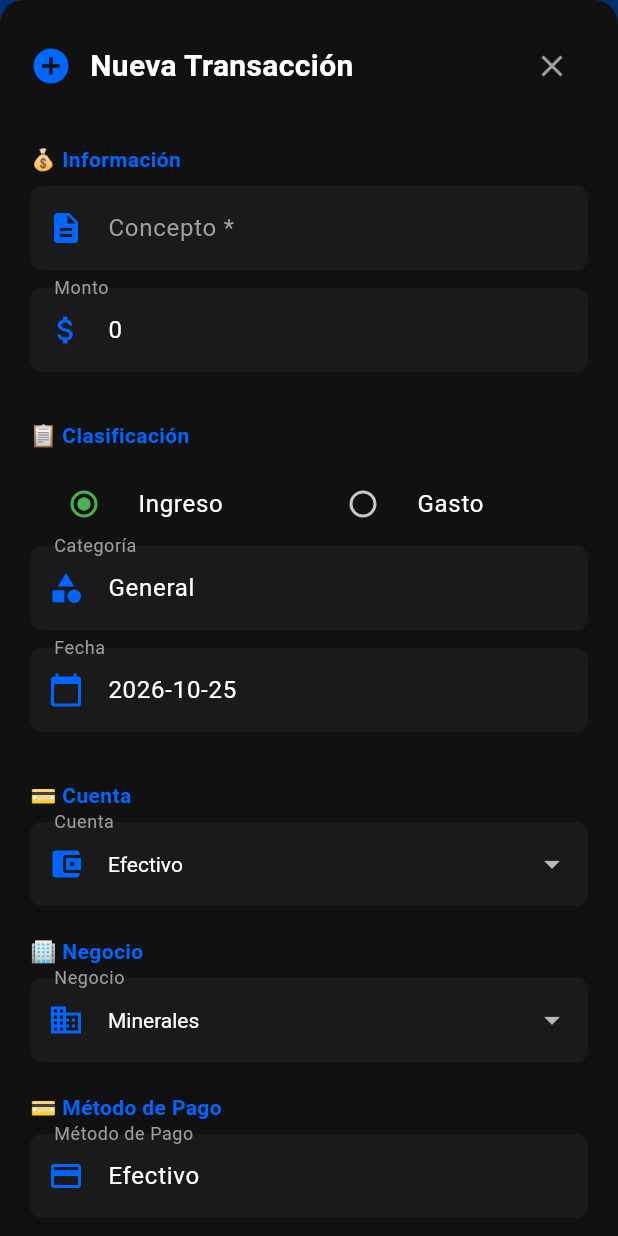
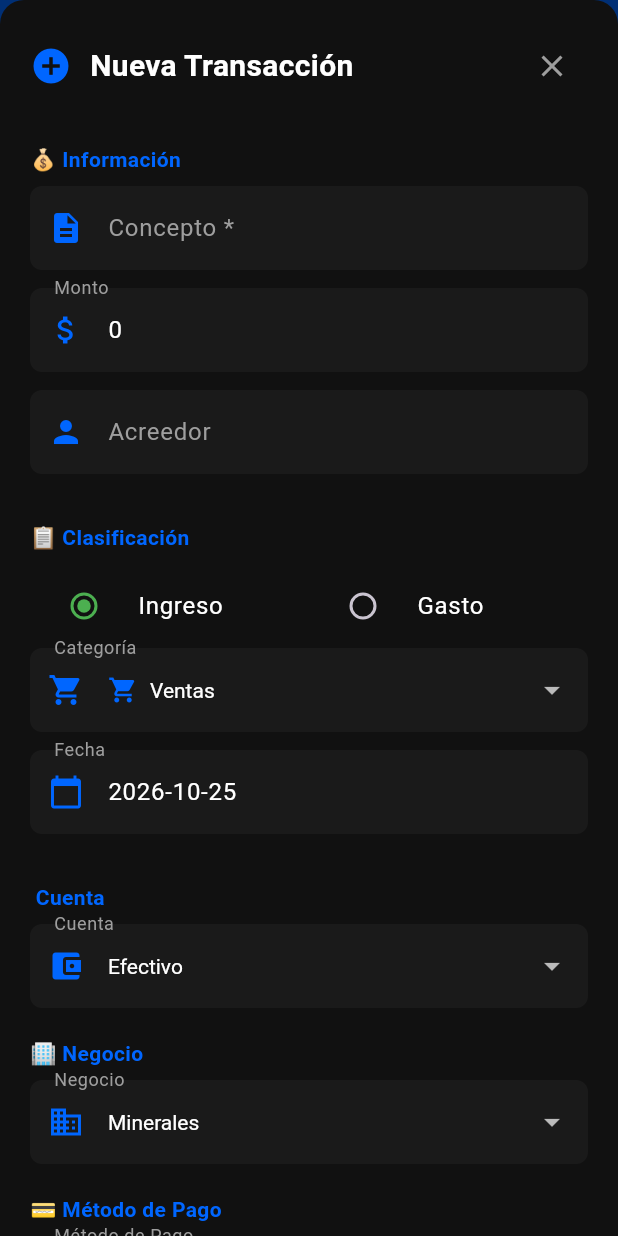
Before and after one commit to williansrealestate-ops/crm-inmobiliario, a Flutter app: the FinanzasScreen screen opened directly, after a tap on the "add" icon, on a phone screen of 412 x 824 dp. Run offline on Flutter 3.47's test engine with Material 3 defaults, Android fonts, the phone set to English and light mode, and no system bars; our stand-ins replace cloud_firestore, file_picker, firebase_core, fl_chart, flutter_map, google_maps_flutter and 7 more; missing offline and left inert: dart:html, dart:indexed_db; accounts and stored records are empty; statements that could not run were skipped.

Commit message:
feat: agregar categorías desglosadas, acreedor y duplicar transacciones

```diff
--- a/lib/screens/extras/finanzas_screen.dart
+++ b/lib/screens/extras/finanzas_screen.dart
@@ -33,6 +33,15 @@ class _FinanzasScreenState extends State<FinanzasScreen> with SingleTickerProvid
     {'nombre': 'Comisiones', 'icon': Icons.handshake, 'presupuesto': 100000.0},
     {'nombre': 'Servicios', 'icon': Icons.bolt, 'presupuesto': 15000.0},
     {'nombre': 'Otros', 'icon': Icons.more_horiz, 'presupuesto': 10000.0},
+  ];
+
+  final List<Map<String, dynamic>> _categoriasIngreso = [
+    {'nombre': 'Ventas', 'icon': Icons.shopping_cart},
+    {'nombre': 'Comisiones', 'icon': Icons.handshake},
+    {'nombre': 'Renta', 'icon': Icons.home},
+    {'nombre': 'Servicios', 'icon': Icons.build},
+    {'nombre': 'Consultoría', 'icon': Icons.lightbulb},
+    {'nombre': 'Otros', 'icon': Icons.more_horiz},
   ];
 
   final List<String> _negocios = ['Minerales', 'Combustible', 'Agropecuario', 'Proyectos'];
@@ -108,9 +117,6 @@ class _FinanzasScreenState extends State<FinanzasScreen> with SingleTickerProvid
     );
   }
 
-  // ============================================
-  // RESUMEN - CORREGIDO: cálculo en memoria
-  // ============================================
   Widget _buildResumen() {
     return Container(
       width: double.infinity,
@@ -193,7 +199,6 @@ class _FinanzasScreenState extends State<FinanzasScreen> with SingleTickerProvid
     );
   }
 
-  // ✅ CORREGIDO: cálculo en memoria en lugar de where()
   Widget _buildTarjetaResumen(String titulo, Color color, IconData icon) {
     return Container(
       padding: const EdgeInsets.all(16),
@@ -312,9 +317,6 @@ class _FinanzasScreenState extends State<FinanzasScreen> with SingleTickerProvid
     );
   }
 
-  // ============================================
-  // LISTA DE TRANSACCIONES (Ingresos/Gastos)
-  // ============================================
   Widget _buildListaTransacciones(String tipo) {
     return Container(
       width: double.infinity,
@@ -394,6 +396,7 @@ class _FinanzasScreenState extends State<FinanzasScreen> with SingleTickerProvid
                         itemBuilder: (context, index) {
                           final doc = filtrados[index];
                           final data = doc.data() as Map<String, dynamic>;
+                          final acreedor = data['acreedor'] ?? '-';
                           return Container(
                             margin: const EdgeInsets.only(bottom: 12),
                             decoration: BoxDecoration(color: const Color(0xFF111111), borderRadius: BorderRadius.circular(8), border: Border.all(color: const Color(0xFF222222))),
@@ -404,6 +407,7 @@ class _FinanzasScreenState extends State<FinanzasScreen> with SingleTickerProvid
                               subtitle: Column(crossAxisAlignment: CrossAxisAlignment.start, children: [
                                 const SizedBox(height: 4),
                                 Text('${data['categoria'] ?? 'General'} • ${data['cuenta'] ?? 'Efectivo'} • ${data['negocio'] ?? 'Minerales'}', style: const TextStyle(color: Colors.grey)),
+                                if (acreedor != '-') Text('Acreedor: $acreedor', style: const TextStyle(color: Colors.orange, fontSize: 11)),
                                 Text('${data['fecha'] ?? ''}', style: const TextStyle(color: Colors.grey, fontSize: 12))
                               ]),
                               trailing: Column(
@@ -413,6 +417,7 @@ class _FinanzasScreenState extends State<FinanzasScreen> with SingleTickerProvid
                                   Text('\$${data['monto'] ?? '0'}', style: TextStyle(color: tipo == 'Ingreso' ? Colors.green : Colors.red, fontSize: 16, fontWeight: FontWeight.bold)),
                                   const SizedBox(height: 8),
                                   Row(mainAxisSize: MainAxisSize.min, children: [
+                                    IconButton(icon: const Icon(Icons.copy, color: Colors.blue, size: 20), onPressed: () => _duplicarTransaccion(data)),
                                     IconButton(icon: const Icon(Icons.edit, color: Colors.orange, size: 20), onPressed: () => _mostrarFormularioTransaccion(transaccion: data, docId: doc.id)),
                                     IconButton(icon: const Icon(Icons.delete_outline, color: Colors.red, size: 20), onPressed: () => _eliminarTransaccion(doc.id, data['concepto']))
                                   ])
@@ -433,9 +438,29 @@ class _FinanzasScreenState extends State<FinanzasScreen> with SingleTickerProvid
     );
   }
 
-  // ============================================
-  // CUENTAS
-  // ============================================
+  Future<void> _duplicarTransaccion(Map<String, dynamic> data) async {
+    try {
+      final nuevaTransaccion = {
+        'concepto': '${data['concepto']} (copia)',
+        'monto': data['monto'] ?? 0,
+        'categoria': data['categoria'] ?? 'General',
+        'fecha': DateTime.now().toIso8601String().split('T')[0],
+        'descripcion': data['descripcion'] ?? '',
+        'metodo_pago': data['metodo_pago'] ?? 'Efectivo',
+        'referencia': data['referencia'] ?? '',
+        'tipo': data['tipo'] ?? 'Ingreso',
+        'cuenta': data['cuenta'] ?? 'Efectivo',
+        'negocio': data['negocio'] ?? 'Minerales',
+        'acreedor': data['acreedor'] ?? '',
+        'created_at': FieldValue.serverTimestamp(),
+      };
+      await _firestore.collection('transacciones').add(nuevaTransaccion);
+      if (mounted) ScaffoldMessenger.of(context).showSnackBar(const SnackBar(content: Text('✅ Transacción duplicada'), backgroundColor: Colors.green));
+    } catch (e) {
+      if (mounted) ScaffoldMessenger.of(context).showSnackBar(SnackBar(content: Text('Error: $e'), backgroundColor: Colors.red));
+    }
+  }
+
   Widget _buildCuentas() {
     return Container(
       width: double.infinity,
@@ -496,9 +521,6 @@ class _FinanzasScreenState extends State<FinanzasScreen> with SingleTickerProvid
     );
   }
 
-  // ============================================
-  // REPORTES
-  // ============================================
   Widget _buildReportes() {
     return Container(
       width: double.infinity,
@@ -507,13 +529,22 @@ class _FinanzasScreenState extends State<FinanzasScreen> with SingleTickerProvid
         child: Column(
           crossAxisAlignment: CrossAxisAlignment.start,
           children: [
-            const Text('📊 Reporte por Categoría', style: TextStyle(color: Colors.white, fontSize: 20, fontWeight: FontWeight.bold)),
+            const Text('📊 Ingresos por Categoría', style: TextStyle(color: Colors.white, fontSize: 20, fontWeight: FontWeight.bold)),
             const SizedBox(height: 16),
             Container(
               height: 250,
               padding: const EdgeInsets.all(16),
               decoration: BoxDecoration(color: const Color(0xFF111111), borderRadius: BorderRadius.circular(12), border: Border.all(color: const Color(0xFF222222))),
-              child: _buildGraficoCategorias(),
+              child: _buildGraficoIngresosPorCategoria(),
+            ),
+            const SizedBox(height: 24),
+            const Text('📊 Gastos por Categoría', style: TextStyle(color: Colors.white, fontSize: 20, fontWeight: FontWeight.bold)),
+            const SizedBox(height: 16),
+            Container(
+              height: 250,
+              padding: const EdgeInsets.all(16),
+              decoration: BoxDecoration(color: const Color(0xFF111111), borderRadius: BorderRadius.circular(12), border: Border.all(color: const Color(0xFF222222))),
+              child: _buildGraficoGastosPorCategoria(),
             ),
             const SizedBox(height: 24),
             const Text('📈 Comparativo Mensual', style: TextStyle(color: Colors.white, fontSize: 20, fontWeight: FontWeight.bold)),
@@ -530,7 +561,34 @@ class _FinanzasScreenState extends State<FinanzasScreen> with SingleTickerProvid
     );
   }
 
-  Widget _buildGraficoCategorias() {
+  Widget _buildGraficoIngresosPorCategoria() {
+    return StreamBuilder<QuerySnapshot>(
+      stream: _firestore.collection('transacciones').snapshots(),
+      builder: (context, snapshot) {
+        if (!snapshot.hasData) return const Center(child: CircularProgressIndicator());
+        final docs = snapshot.data!.docs;
+        Map<String, double> porCategoria = {};
+        for (var doc in docs) {
+          final data = doc.data() as Map<String, dynamic>;
+          if (data['tipo'] == 'Ingreso') {
+            final cat = data['categoria'] ?? 'Otros';
+            porCategoria[cat] = (porCategoria[cat] ?? 0) + (data['monto'] ?? 0).toDouble();
+          }
+        }
+        if (porCategoria.isEmpty) return const Center(child: Text('Sin datos', style: TextStyle(color: Colors.grey)));
+        final sections = <PieChartSectionData>[];
+        final colors = [Colors.green, Colors.blue, Colors.orange, Colors.purple, Colors.teal, Colors.pink];
+        int i = 0;
+        porCategoria.forEach((cat, monto) {
+          sections.add(PieChartSectionData(title: cat, value: monto, color: colors[i % colors.length], radius: 60, titleStyle: const TextStyle(color: Colors.white, fontSize: 10)));
+          i++;
+        });
+        return PieChart(PieChartData(sections: sections, centerSpaceRadius: 40));
+      },
+    );
+  }
+
+  Widget _buildGraficoGastosPorCategoria() {
     return StreamBuilder<QuerySnapshot>(
       stream: _firestore.collection('transacciones').snapshots(),
       builder: (context, snapshot) {
@@ -546,7 +604,7 @@ class _FinanzasScreenState extends State<FinanzasScreen> with SingleTickerProvid
         }
         if (porCategoria.isEmpty) return const Center(child: Text('Sin datos', style: TextStyle(color: Colors.grey)));
         final sections = <PieChartSectionData>[];
-        final colors = [Colors.red, Colors.orange, Colors.yellow, Colors.green, Colors.blue, Colors.purple];
+        final colors = [Colors.red, Colors.orange, Colors.yellow, Colors.brown, Colors.purple, Colors.grey];
         int i = 0;
         porCategoria.forEach((cat, monto) {
           sections.add(PieChartSectionData(title: cat, value: monto, color: colors[i % colors.length], radius: 60, titleStyle: const TextStyle(color: Colors.white, fontSize: 10)));
@@ -608,9 +666,6 @@ class _FinanzasScreenState extends State<FinanzasScreen> with SingleTickerProvid
     );
   }
 
-  // ============================================
-  // PRESUPUESTOS (FUNCIONAL)
-  // ============================================
   void _mostrarPresupuestos() {
     showModalBottomSheet(
       context: context,
@@ -674,13 +729,9 @@ class _FinanzasScreenState extends State<FinanzasScreen> with SingleTickerProvid
     );
   }
 
-  // ============================================
-  // METAS DE AHORRO (FUNCIONAL - colección "metas")
-  // ============================================
   void _mostrarMetas() {
     final nombreCtrl = TextEditingController();
     final montoCtrl = TextEditingController();
-    final actualCtrl = TextEditingController(text: '0');
 
     showModalBottomSheet(
       context: context,
@@ -694,15 +745,8 @@ class _FinanzasScreenState extends State<FinanzasScreen> with SingleTickerProvid
           mainAxisSize: MainAxisSize.min,
           crossAxisAlignment: CrossAxisAlignment.start,
           children: [
-            Row(children: [
-              const Icon(Icons.flag, color: Color(0xFF0066FF), size: 28),
-              const SizedBox(width: 12),
-              const Expanded(child: Text('🏆 Metas de Ahorro', style: TextStyle(color: Colors.white, fontSize: 20, fontWeight: FontWeight.bold))),
-              IconButton(icon: const Icon(Icons.close, color: Colors.grey), onPressed: () => Navigator.pop(ctx)),
-            ]),
+            Row(children: [const Icon(Icons.flag, color: Color(0xFF0066FF), size: 28), const SizedBox(width: 12), const Expanded(child: Text('🏆 Metas de Ahorro', style: TextStyle(color: Colors.white, fontSize: 20, fontWeight: FontWeight.bold))), IconButton(icon: const Icon(Icons.close, color: Colors.grey), onPressed: () => Navigator.pop(ctx))]),
             const SizedBox(height: 20),
-
-            // Formulario para agregar meta
             Container(
               padding: const EdgeInsets.all(12),
               decoration: BoxDecoration(color: const Color(0xFF1A1A1A), borderRadius: BorderRadius.circular(8)),
@@ -791,9 +835,6 @@ class _FinanzasScreenState extends State<FinanzasScreen> with SingleTickerProvid
     );
   }
 
-  // ============================================
-  // TRANSACCIONES RECURRENTES (FUNCIONAL - colección "recurrentes")
-  // ============================================
   void _mostrarRecurrentes() {
     final conceptoCtrl = TextEditingController();
     final montoCtrl = TextEditingController();
@@ -814,15 +855,8 @@ class _FinanzasScreenState extends State<FinanzasScreen> with SingleTickerProvid
             mainAxisSize: MainAxisSize.min,
             crossAxisAlignment: CrossAxisAlignment.start,
             children: [
-              Row(children: [
-                const Icon(Icons.repeat, color: Color(0xFF0066FF), size: 28),
-                const SizedBox(width: 12),
-                const Expanded(child: Text('🔄 Transacciones Recurrentes', style: TextStyle(color: Colors.white, fontSize: 20, fontWeight: FontWeight.bold))),
-                IconButton(icon: const Icon(Icons.close, color: Colors.grey), onPressed: () => Navigator.pop(ctx)),
-              ]),
+              Row(children: [const Icon(Icons.repeat, color: Color(0xFF0066FF), size: 28), const SizedBox(width: 12), const Expanded(child: Text('🔄 Transacciones Recurrentes', style: TextStyle(color: Colors.white, fontSize: 20, fontWeight: FontWeight.bold))), IconButton(icon: const Icon(Icons.close, color: Colors.grey), onPressed: () => Navigator.pop(ctx))]),
               const SizedBox(height: 20),
-
-              // Formulario para agregar recurrente
               Container(
                 padding: const EdgeInsets.all(12),
                 decoration: BoxDecoration(color: const Color(0xFF1A1A1A), borderRadius: BorderRadius.circular(8)),
@@ -895,10 +929,7 @@ class _FinanzasScreenState extends State<FinanzasScreen> with SingleTickerProvid
                             children: [
                               Container(width: 40, height: 40, decoration: BoxDecoration(color: (tipo == 'Ingreso' ? Colors.green : Colors.red).withOpacity(0.2), shape: BoxShape.circle), child: Icon(tipo == 'Ingreso' ? Icons.arrow_upward : Icons.arrow_downward, color: tipo == 'Ingreso' ? Colors.green : Colors.red, size: 20)),
                               const SizedBox(width: 12),
-                              Expanded(child: Column(crossAxisAlignment: CrossAxisAlignment.start, children: [
-                                Text(concepto, style: const TextStyle(color: Colors.white, fontWeight: FontWeight.bold)),
-                                Text('$frecuencia • \$${monto.toStringAsFixed(2)}', style: const TextStyle(color: Colors.grey, fontSize: 12)),
-                              ])),
+                              Expanded(child: Column(crossAxisAlignment: CrossAxisAlignment.start, children: [Text(concepto, style: const TextStyle(color: Colors.white, fontWeight: FontWeight.bold)), Text('$frecuencia • \$${monto.toStringAsFixed(2)}', style: const TextStyle(color: Colors.grey, fontSize: 12))])),
                               IconButton(icon: Icon(activa ? Icons.toggle_on : Icons.toggle_off, color: activa ? Colors.green : Colors.grey, size: 28), onPressed: () async {
                                 await _firestore.collection('recurrentes').doc(docs[index].id).update({'activa': !activa});
                               }),
@@ -920,9 +951,6 @@ class _FinanzasScreenState extends State<FinanzasScreen> with SingleTickerProvid
     );
   }
 
-  // ============================================
-  // CALENDARIO (FUNCIONAL)
-  // ============================================
   void _mostrarCalendario() {
     DateTime _mesSeleccionado = DateTime.now();
 
@@ -939,15 +967,8 @@ class _FinanzasScreenState extends State<FinanzasScreen> with SingleTickerProvid
             mainAxisSize: MainAxisSize.min,
             crossAxisAlignment: CrossAxisAlignment.start,
             children: [
-              Row(children: [
-                const Icon(Icons.calendar_month, color: Color(0xFF0066FF), size: 28),
-                const SizedBox(width: 12),
-                const Expanded(child: Text(' Calendario de Transacciones', style: TextStyle(color: Colors.white, fontSize: 20, fontWeight: FontWeight.bold))),
-                IconButton(icon: const Icon(Icons.close, color: Colors.grey), onPressed: () => Navigator.pop(ctx)),
-              ]),
+              Row(children: [const Icon(Icons.calendar_month, color: Color(0xFF0066FF), size: 28), const SizedBox(width: 12), const Expanded(child: Text('📅 Calendario de Transacciones', style: TextStyle(color: Colors.white, fontSize: 20, fontWeight: FontWeight.bold))), IconButton(icon: const Icon(Icons.close, color: Colors.grey), onPressed: () => Navigator.pop(ctx))]),
               const SizedBox(height: 20),
-
-              // Navegación de mes
               Row(
                 mainAxisAlignment: MainAxisAlignment.spaceBetween,
                 children: [
@@ -957,8 +978,6 @@ class _FinanzasScreenState extends State<FinanzasScreen> with SingleTickerProvid
                 ],
               ),
               const SizedBox(height: 16),
-
-              // Lista de transacciones del mes
               Expanded(
                 child: StreamBuilder<QuerySnapshot>(
                   stream: _firestore.collection('transacciones').orderBy('created_at', descending: true).snapshots(),
@@ -983,7 +1002,6 @@ class _FinanzasScreenState extends State<FinanzasScreen> with SingleTickerProvid
                       return const Center(child: Text('No hay transacciones este mes', style: TextStyle(color: Colors.grey)));
                     }
 
-                    // Agrupar por día
                     Map<String, List<Map<String, dynamic>>> porDia = {};
                     for (var doc in transaccionesDelMes) {
                       final data = doc.data() as Map<String, dynamic>;
@@ -1043,18 +1061,15 @@ class _FinanzasScreenState extends State<FinanzasScreen> with SingleTickerProvid
     );
   }
 
-  // ============================================
-  // EXPORTAR CSV (FUNCIONAL)
-  // ============================================
   Future<void> _exportarCSV() async {
     try {
       final snapshot = await _firestore.collection('transacciones').orderBy('created_at', descending: true).get();
       final docs = snapshot.docs;
       final buffer = StringBuffer();
-      buffer.writeln('Fecha,Tipo,Concepto,Categoría,Cuenta,Negocio,Monto,Método de Pago,Referencia,Descripción');
+      buffer.writeln('Fecha,Tipo,Concepto,Categoría,Acreedor,Cuenta,Negocio,Monto,Método de Pago,Referencia,Descripción');
       for (var doc in docs) {
         final data = doc.data() as Map<String, dynamic>;
-        buffer.writeln('${data['fecha'] ?? ''},${data['tipo'] ?? ''},"${data['concepto'] ?? ''}","${data['categoria'] ?? ''}","${data['cuenta'] ?? ''}","${data['negocio'] ?? 'Minerales'}",${data['monto'] ?? 0},"${data['metodo_pago'] ?? ''}","${data['referencia'] ?? ''}","${data['descripcion'] ?? ''}"');
+        buffer.writeln('${data['fecha'] ?? ''},${data['tipo'] ?? ''},"${data['concepto'] ?? ''}","${data['categoria'] ?? ''}","${data['acreedor'] ?? ''}","${data['cuenta'] ?? ''}","${data['negocio'] ?? 'Minerales'}",${data['monto'] ?? 0},"${data['metodo_pago'] ?? ''}","${data['referencia'] ?? ''}","${data['descripcion'] ?? ''}"');
       }
       final bytes = utf8.encode(buffer.toString());
       final blob = html.Blob([bytes]);
@@ -1067,9 +1082,6 @@ class _FinanzasScreenState extends State<FinanzasScreen> with SingleTickerProvid
     }
   }
 
-  // ============================================
-  // FORMULARIO DE TRANSACCIÓN
-  // ============================================
   void _mostrarFormularioTransaccion({Map<String, dynamic>? transaccion, String? docId}) {
     final conceptoCtrl = TextEditingController(text: transaccion?['concepto'] ?? '');
     final montoCtrl = TextEditingController(text: transaccion?['monto']?.toString() ?? '0');
@@ -1078,6 +1090,7 @@ class _FinanzasScreenState extends State<FinanzasScreen> with SingleTickerProvid
     final descripcionCtrl = TextEditingController(text: transaccion?['descripcion'] ?? '');
     final metodoPagoCtrl = TextEditingController(text: transaccion?['metodo_pago'] ?? 'Efectivo');
     final referenciaCtrl = TextEditingController(text: transaccion?['referencia'] ?? '');
+    final acreedorCtrl = TextEditingController(text: transaccion?['acreedor'] ?? '');
     String tipo = transaccion?['tipo'] ?? 'Ingreso';
     String cuenta = transaccion?['cuenta'] ?? 'Efectivo';
     String negocio = transaccion?['negocio'] ?? 'Minerales';
@@ -1101,13 +1114,14 @@ class _FinanzasScreenState extends State<FinanzasScreen> with SingleTickerProvid
                 _buildSeccion('💰 Información'),
                 _buildCampo('Concepto *', conceptoCtrl, icon: Icons.description),
                 _buildCampo('Monto', montoCtrl, icon: Icons.attach_money, tipo: TextInputType.number),
+                _buildCampo('Acreedor', acreedorCtrl, icon: Icons.person),
                 const SizedBox(height: 12),
                 _buildSeccion('📋 Clasificación'),
                 Row(children: [Expanded(child: RadioListTile<String>(title: const Text('Ingreso', style: TextStyle(color: Colors.white)), value: 'Ingreso', groupValue: tipo, activeColor: Colors.green, onChanged: (v) => setSheetState(() => tipo = v!))), Expanded(child: RadioListTile<String>(title: const Text('Gasto', style: TextStyle(color: Colors.white)), value: 'Gasto', groupValue: tipo, activeColor: Colors.red, onChanged: (v) => setSheetState(() => tipo = v!)))]),
-                _buildCampo('Categoría', categoriaCtrl, icon: Icons.category),
+                _buildDropdownCategoria(categoriaCtrl, tipo),
                 _buildCampo('Fecha', fechaCtrl, icon: Icons.calendar_today),
                 const SizedBox(height: 12),
-                _buildSeccion('💳 Cuenta'),
+                _buildSeccion(' Cuenta'),
                 DropdownButtonFormField<String>(value: cuenta, decoration: InputDecoration(labelText: 'Cuenta', labelStyle: const TextStyle(color: Colors.grey), prefixIcon: const Icon(Icons.account_balance_wallet, color: Color(0xFF0066FF)), filled: true, fillColor: const Color(0xFF1A1A1A), border: OutlineInputBorder(borderRadius: BorderRadius.circular(8), borderSide: BorderSide.none)), dropdownColor: const Color(0xFF1A1A1A), style: const TextStyle(color: Colors.white), items: ['Efectivo', 'Banco', 'Tarjeta', 'Inversión'].map((c) => DropdownMenuItem(value: c, child: Text(c))).toList(), onChanged: (v) => setSheetState(() => cuenta = v!)),
                 const SizedBox(height: 12),
                 _buildSeccion('🏢 Negocio'),
@@ -1120,12 +1134,34 @@ class _FinanzasScreenState extends State<FinanzasScreen> with SingleTickerProvid
                 _buildSeccion('📝 Detalles'),
                 _buildCampoMultilinea('Descripción', descripcionCtrl),
                 const SizedBox(height: 16),
-                SizedBox(width: double.infinity, height: 50, child: ElevatedButton.icon(onPressed: () => _guardarTransaccion(ctx, conceptoCtrl, montoCtrl, categoriaCtrl, fechaCtrl, descripcionCtrl, metodoPagoCtrl, referenciaCtrl, tipo, cuenta, negocio, docId), icon: const Icon(Icons.save, color: Colors.white), label: Text(transaccion == null ? 'Crear Transacción' : 'Guardar Cambios', style: const TextStyle(color: Colors.white, fontSize: 16, fontWeight: FontWeight.bold)), style: ElevatedButton.styleFrom(backgroundColor: const Color(0xFF0066FF), shape: RoundedRectangleBorder(borderRadius: BorderRadius.circular(8))))),
+                SizedBox(width: double.infinity, height: 50, child: ElevatedButton.icon(onPressed: () => _guardarTransaccion(ctx, conceptoCtrl, montoCtrl, categoriaCtrl, fechaCtrl, descripcionCtrl, metodoPagoCtrl, referenciaCtrl, acreedorCtrl, tipo, cuenta, negocio, docId), icon: const Icon(Icons.save, color: Colors.white), label: Text(transaccion == null ? 'Crear Transacción' : 'Guardar Cambios', style: const TextStyle(color: Colors.white, fontSize: 16, fontWeight: FontWeight.bold)), style: ElevatedButton.styleFrom(backgroundColor: const Color(0xFF0066FF), shape: RoundedRectangleBorder(borderRadius: BorderRadius.circular(8))))),
                 const SizedBox(height: 20),
               ],
             ),
           ),
         ),
+      ),
+    );
+  }
+
+  Widget _buildDropdownCategoria(TextEditingController ctrl, String tipo) {
+    final categorias = tipo == 'Ingreso' ? _categoriasIngreso : _categoriasGasto;
+    return Padding(
+      padding: const EdgeInsets.only(bottom: 12),
+      child: DropdownButtonFormField<String>(
+        value: categorias.any((c) => c['nombre'] == ctrl.text) ? ctrl.text : categorias.first['nombre'],
+        decoration: InputDecoration(
+          labelText: 'Categoría',
+          labelStyle: const TextStyle(color: Colors.grey),
+          prefixIcon: Icon(categorias.first['icon'] as IconData, color: const Color(0xFF0066FF)),
+          filled: true,
+          fillColor: const Color(0xFF1A1A1A),
+          border: OutlineInputBorder(borderRadius: BorderRadius.circular(8), borderSide: BorderSide.none),
+        ),
+        dropdownColor: const Color(0xFF1A1A1A),
+        style: const TextStyle(color: Colors.white),
+        items: categorias.map((cat) => DropdownMenuItem(value: cat['nombre'] as String, child: Row(children: [Icon(cat['icon'] as IconData, color: const Color(0xFF0066FF), size: 20), const SizedBox(width: 8), Text(cat['nombre'] as String)]))).toList(),
+        onChanged: (v) => ctrl.text = v ?? '',
       ),
     );
   }
@@ -1142,7 +1178,7 @@ class _FinanzasScreenState extends State<FinanzasScreen> with SingleTickerProvid
     return Padding(padding: const EdgeInsets.only(bottom: 12), child: TextField(controller: ctrl, maxLines: 4, style: const TextStyle(color: Colors.white), decoration: InputDecoration(labelText: label, labelStyle: const TextStyle(color: Colors.grey), prefixIcon: const Icon(Icons.notes, color: Color(0xFF0066FF)), filled: true, fillColor: const Color(0xFF1A1A1A), border: OutlineInputBorder(borderRadius: BorderRadius.circular(8), borderSide: BorderSide.none))));
   }
 
-  Future<void> _guardarTransaccion(BuildContext ctx, TextEditingController concepto, TextEditingController monto, TextEditingController categoria, TextEditingController fecha, TextEditingController descripcion, TextEditingController metodoPago, TextEditingController referencia, String tipo, String cuenta, String negocio, String? docId) async {
+  Future<void> _guardarTransaccion(BuildContext ctx, TextEditingController concepto, TextEditingController monto, TextEditingController categoria, TextEditingController fecha, TextEditingController descripcion, TextEditingController metodoPago, TextEditingController referencia, TextEditingController acreedor, String tipo, String cuenta, String negocio, String? docId) async {
     if (concepto.text.trim().isEmpty) {
       ScaffoldMessenger.of(context).showSnackBar(const SnackBar(content: Text('⚠️ El concepto es obligatorio'), backgroundColor: Colors.orange));
       return;
@@ -1156,6 +1192,7 @@ class _FinanzasScreenState extends State<FinanzasScreen> with SingleTickerProvid
         'descripcion': descripcion.text.trim(),
         'metodo_pago': metodoPago.text.trim(),
         'referencia': referencia.text.trim(),
+        'acreedor': acreedor.text.trim(),
         'tipo': tipo,
         'cuenta': cuenta,
         'negocio': negocio,
```
